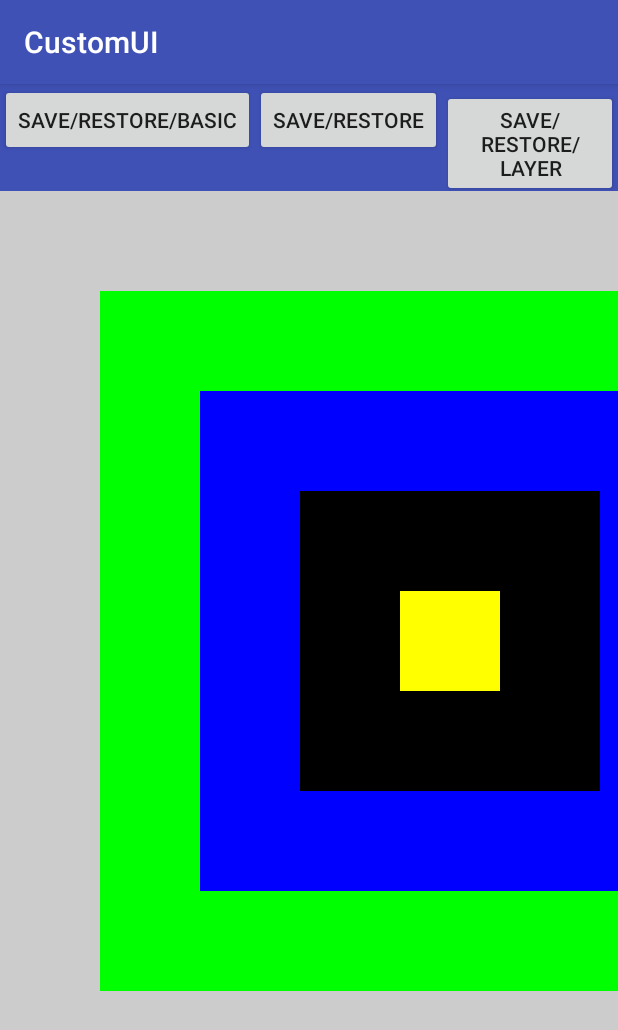
After one commit to chiyuelaochao/CustomUI, an Android app: the CanvasActivity screen opened directly, with no data from a screen before it, on a phone screen of 412 x 824 dp. The commit adds this screen. Shown: the top 1030 px of the screen. Run offline under Robolectric (Android 15) with nearby library versions, the phone set to English and light mode, and no system bars.

Commit message:
Add canvas save restore layer

```diff
--- a/app/build.gradle
+++ b/app/build.gradle
@@ -5,7 +5,7 @@ android {
     buildToolsVersion "25.0.0"
     defaultConfig {
         applicationId "com.caiwei.customui"
-        minSdkVersion 15
+        minSdkVersion 21
         targetSdkVersion 23
         versionCode 1
         versionName "1.0"
--- a/app/src/main/AndroidManifest.xml
+++ b/app/src/main/AndroidManifest.xml
@@ -1,6 +1,6 @@
 <?xml version="1.0" encoding="utf-8"?>
-<manifest xmlns:android="http://schemas.android.com/apk/res/android"
-          package="com.caiwei.customui">
+<manifest package="com.caiwei.customui"
+          xmlns:android="http://schemas.android.com/apk/res/android">
 
     <application
         android:allowBackup="true"
@@ -45,6 +45,8 @@
         </activity>
         <activity android:name=".maskFilter.MaskFilterActitivy">
         </activity>
+        <activity android:name=".canvas.CanvasActivity">
+        </activity>
     </application>
 
 </manifest>
--- a/app/src/main/java/com/caiwei/customui/MainActivity.java
+++ b/app/src/main/java/com/caiwei/customui/MainActivity.java
@@ -5,6 +5,7 @@ import android.os.Bundle;
 import android.support.v7.app.AppCompatActivity;
 import android.view.View;
 
+import com.caiwei.customui.canvas.CanvasActivity;
 import com.caiwei.customui.layout.FlowLayoutActivity;
 import com.caiwei.customui.layout.WaterfallLayoutActivity;
 import com.caiwei.customui.maskFilter.MaskFilterActitivy;
@@ -24,6 +25,7 @@ public class MainActivity extends AppCompatActivity implements View.OnClickListe
         findViewById(R.id.waterfall_layout_button).setOnClickListener(this);
         findViewById(R.id.xfer_mode_button).setOnClickListener(this);
         findViewById(R.id.mask_filter_button).setOnClickListener(this);
+        findViewById(R.id.canvas_button).setOnClickListener(this);
     }
 
     @Override
@@ -41,6 +43,9 @@ public class MainActivity extends AppCompatActivity implements View.OnClickListe
             case R.id.mask_filter_button:
                 goToPage(MaskFilterActitivy.class);
                 break;
+            case R.id.canvas_button:
+                goToPage(CanvasActivity.class);
+                break;
         }
     }
 
--- /dev/null
+++ b/app/src/main/java/com/caiwei/customui/canvas/CanvasActivity.java
@@ -0,0 +1,49 @@
+package com.caiwei.customui.canvas;
+
+import android.os.Bundle;
+import android.support.v7.app.AppCompatActivity;
+import android.view.View;
+
+import com.caiwei.customui.R;
+
+public class CanvasActivity extends AppCompatActivity {
+    private View saveRestoreView, saveRestoreBasicView, saveRestoreLayerView;
+
+    @Override
+    protected void onCreate(Bundle savedInstanceState) {
+        super.onCreate(savedInstanceState);
+        setContentView(R.layout.activity_canvas);
+        saveRestoreBasicView = findViewById(R.id.sava_restore_basic_view);
+        saveRestoreView = findViewById(R.id.sava_restore_view);
+        saveRestoreLayerView = findViewById(R.id.sava_restore_layer_view);
+
+        init(R.id.save_restore);
+        init(R.id.save_restore_basic);
+        init(R.id.save_restore_layer);
+    }
+
+    private void init(int id) {
+        View view = findViewById(id);
+        if (view != null) {
+            view.setOnClickListener(new View.OnClickListener() {
+                @Override
+                public void onClick(View v) {
+                    saveRestoreBasicView.setVisibility(View.GONE);
+                    saveRestoreView.setVisibility(View.GONE);
+                    saveRestoreLayerView.setVisibility(View.GONE);
+                    switch (v.getId()) {
+                        case R.id.save_restore_basic:
+                            saveRestoreBasicView.setVisibility(View.VISIBLE);
+                            break;
+                        case R.id.save_restore:
+                            saveRestoreView.setVisibility(View.VISIBLE);
+                            break;
+                        case R.id.save_restore_layer:
+                            saveRestoreLayerView.setVisibility(View.VISIBLE);
+                            break;
+                    }
+                }
+            });
+        }
+    }
+}
--- /dev/null
+++ b/app/src/main/java/com/caiwei/customui/canvas/SaveRestoreBasicView.java
@@ -0,0 +1,147 @@
+package com.caiwei.customui.canvas;
+
+import android.content.Context;
+import android.graphics.Canvas;
+import android.graphics.Color;
+import android.graphics.Paint;
+import android.graphics.Rect;
+import android.support.annotation.Nullable;
+import android.util.AttributeSet;
+import android.view.View;
+
+/**
+ * Created by wei.cai on 2017/5/19.
+ */
+
+public class SaveRestoreBasicView extends View {
+    private final String TAG = getClass().getSimpleName();
+
+    public SaveRestoreBasicView(Context context) {
+        this(context, null);
+    }
+
+    public SaveRestoreBasicView(Context context, @Nullable AttributeSet attrs) {
+        super(context, attrs);
+    }
+
+    @Override
+    protected void onDraw(Canvas canvas) {
+        // TODO Auto-generated method stub
+        super.onDraw(canvas);
+
+        canvas.drawColor(Color.LTGRAY);
+        //保存的画布大小为全屏幕大小
+        //canvas.save();
+        canvas.saveLayer(0, 0, canvas.getWidth(), canvas.getHeight(), null);
+
+        canvas.clipRect(new Rect(100, 100, 800, 800));
+        canvas.drawColor(Color.GREEN);
+        //保存画布大小为Rect(100, 100, 800, 800)
+        //canvas.save();
+
+        canvas.clipRect(new Rect(200, 200, 700, 700));
+        canvas.drawColor(Color.BLUE);
+        //保存画布大小为Rect(200, 200, 700, 700)
+        //canvas.save();
+
+        canvas.clipRect(new Rect(300, 300, 600, 600));
+        canvas.drawColor(Color.BLACK);
+        //保存画布大小为Rect(300, 300, 600, 600)
+        //canvas.save();
+
+        canvas.clipRect(new Rect(400, 400, 500, 500));
+        canvas.drawColor(Color.WHITE);
+
+        //连续出栈三次，将最后一次出栈的Canvas状态作为当前画布，并画成黄色背景
+        //canvas.restoreToCount(2);
+        //canvas.restore();
+        //canvas.restore();
+        canvas.drawColor(Color.YELLOW);
+
+
+        //---------------初次演示Save和Restore的关系
+        /*canvas.drawColor(Color.RED);
+        //保存当前画布大小即整屏
+        canvas.save();
+        canvas.clipRect(new Rect(100, 100, 800, 800));
+        canvas.drawColor(Color.GREEN);
+
+        //恢复整屏画布
+        canvas.restore();
+        canvas.drawColor(Color.BLUE);*/
+
+
+        //------------canvas画布裁剪
+        /*canvas.drawColor(Color.RED);
+        canvas.clipRect(new Rect(100, 100, 200, 200));
+        canvas.drawColor(Color.GREEN);*/
+
+
+        //--------------------skew 扭曲
+        /*Paint paint_green = generatePaint(Color.GREEN, Paint.Style.STROKE, 5);
+        Paint paint_red   = generatePaint(Color.RED, Paint.Style.STROKE, 5);
+
+        Rect rect1 = new Rect(10,10,200,100);
+
+        canvas.drawRect(rect1, paint_green);
+        canvas.skew(1.732f,0);//X轴倾斜60度，Y轴不变
+        canvas.drawRect(rect1, paint_red);*/
+
+        //------------------------scale 缩放坐标系密度
+        /*Paint paint_green = generatePaint(Color.GREEN, Paint.Style.STROKE, 5);
+        Paint paint_red   = generatePaint(Color.RED, Paint.Style.STROKE, 5);
+        Paint paint_gray   = generatePaint(Color.GRAY, Paint.Style.STROKE, 5);
+
+        Rect rect1 = new Rect(10,10,200,100);
+        canvas.drawRect(rect1, paint_green);
+
+        canvas.scale(0.5f, 1);
+        canvas.drawRect(rect1, paint_red);*/
+
+
+        //----------------------Rotate Canvas正方向旋转30度
+        /*Paint paint_green = generatePaint(Color.GREEN, Paint.Style.FILL, 5);
+        Paint paint_red   = generatePaint(Color.RED, Paint.Style.STROKE, 5);
+
+        Rect rect1 = new Rect(300,10,500,100);
+        canvas.drawRect(rect1, paint_red); //画出原轮廓
+
+        canvas.rotate(30);//顺时针旋转画布
+        canvas.drawRect(rect1, paint_green);//画出旋转后的矩形*/
+
+
+        //-----------屏幕显示与Canvas的关系
+        //构造两个画笔，一个红色，一个绿色
+        /*Paint paint_green = generatePaint(Color.GREEN, Paint.Style.STROKE, 5);
+        Paint paint_red   = generatePaint(Color.RED, Paint.Style.STROKE, 5);
+
+        //构造一个矩形
+        Rect rect1 = new Rect(0,0,400,220);
+
+        //在平移画布前用绿色画下边框
+        canvas.drawRect(rect1, paint_green);
+
+        //平移画布后,再用红色边框重新画下这个矩形
+        canvas.translate(100, 100);
+        canvas.drawRect(rect1, paint_red);*/
+
+
+        //------------translate  平移,即改变坐标系原点位置
+        /*Paint paint = new Paint();
+        paint.setColor(Color.GREEN);
+        paint.setStyle(Paint.Style.FILL);
+
+        canvas.translate(100, 100);
+        Rect rect1 = new Rect(0,0,400,220);
+        canvas.drawRect(rect1, paint);*/
+
+    }
+
+    private Paint generatePaint(int color, Paint.Style style, int width) {
+        Paint paint = new Paint();
+        paint.setColor(color);
+        paint.setStyle(style);
+        paint.setStrokeWidth(width);
+        return paint;
+    }
+}
--- /dev/null
+++ b/app/src/main/java/com/caiwei/customui/canvas/SaveRestoreView.java
@@ -0,0 +1,93 @@
+package com.caiwei.customui.canvas;
+
+import android.content.Context;
+import android.graphics.Bitmap;
+import android.graphics.BitmapFactory;
+import android.graphics.Canvas;
+import android.graphics.Color;
+import android.graphics.Paint;
+import android.graphics.RectF;
+import android.support.annotation.Nullable;
+import android.util.AttributeSet;
+import android.util.Log;
+import android.view.View;
+
+import com.caiwei.customui.R;
+
+/**
+ * Created by wei.cai on 2017/5/19.
+ */
+
+public class SaveRestoreView extends View {
+    private final String TAG = getClass().getSimpleName();
+    private Paint mPaint;
+    private Paint paintText;
+    private Bitmap mBitmap;
+
+    public SaveRestoreView(Context context) {
+        this(context, null);
+    }
+
+    public SaveRestoreView(Context context, @Nullable AttributeSet attrs) {
+        super(context, attrs);
+        init();
+    }
+
+    private void init() {
+        mBitmap = BitmapFactory.decodeResource(getResources(), R.drawable.lsj);
+        mPaint = new Paint();
+        mPaint.setColor(Color.RED);
+        mPaint.setAntiAlias(true);
+        mPaint.setStyle(Paint.Style.FILL);
+        mPaint.setStrokeWidth(10);
+
+        paintText = new Paint();
+        paintText.setColor(Color.RED);
+        paintText.setAntiAlias(true);
+        paintText.setStyle(Paint.Style.FILL);
+        paintText.setTextSize(40);
+        paintText.setStrokeWidth(20);
+    }
+
+    @Override
+    protected void onDraw(Canvas canvas) {
+        Log.d(TAG, "Current SaveCount = " + canvas.getSaveCount());//1
+
+        canvas.save();
+        Log.d(TAG, "Current SaveCount = " + canvas.getSaveCount());//2
+
+        canvas.translate(500, 500);
+        RectF rectF = new RectF(0, 0, 400, 500);
+
+//        canvas.drawBitmap(mBitmap, 0, 0, mPaint);
+        canvas.drawBitmap(mBitmap, null, rectF, mPaint);
+        canvas.drawText("1", 30, 30, paintText);
+
+        canvas.save();
+        Log.d(TAG, "Current SaveCount = " + canvas.getSaveCount());//3
+
+        canvas.rotate(90);
+        canvas.drawBitmap(mBitmap, null, rectF, mPaint);
+        canvas.drawText("2", 30, 30, paintText);
+
+        canvas.save();
+        Log.d(TAG, "Current SaveCount = " + canvas.getSaveCount());//4
+
+        canvas.rotate(90);
+        canvas.drawBitmap(mBitmap, null, rectF, mPaint);
+        canvas.drawText("3", 30, 30, paintText);
+
+        canvas.save();
+        Log.d(TAG, "Current SaveCount = " + canvas.getSaveCount());//5
+
+        canvas.restoreToCount(1);
+        Log.d(TAG, "Current SaveCount = " + canvas.getSaveCount());//1
+        canvas.translate(0, 1000);
+        canvas.drawBitmap(mBitmap, null, rectF, mPaint);
+        canvas.drawText("4", 30, 30, paintText);
+
+//        canvas.restoreToCount(3); // canvas.restoreToCount(1)已经把其他save出栈，所以无法回到这里，我测试时这里报错了
+//        Log.d(TAG, "Current SaveCount = " + canvas.getSaveCount());
+//        canvas.drawBitmap(mBitmap, null, rectF, mPaint);
+    }
+}
--- /dev/null
+++ b/app/src/main/res/layout/activity_canvas.xml
@@ -0,0 +1,55 @@
+<?xml version="1.0" encoding="utf-8"?>
+<LinearLayout
+    xmlns:android="http://schemas.android.com/apk/res/android"
+    android:layout_width="match_parent"
+    android:layout_height="match_parent"
+    android:orientation="vertical">
+
+    <LinearLayout
+        android:layout_width="match_parent"
+        android:layout_height="wrap_content"
+        android:background="@color/colorPrimary"
+        android:gravity="center_horizontal"
+        android:orientation="horizontal">
+
+        <Button
+            android:id="@+id/save_restore_basic"
+            android:layout_width="wrap_content"
+            android:layout_height="wrap_content"
+            android:text="save/restore/basic"/>
+
+        <Button
+            android:id="@+id/save_restore"
+            android:layout_width="wrap_content"
+            android:layout_height="wrap_content"
+            android:text="save/restore"/>
+
+        <Button
+            android:id="@+id/save_restore_layer"
+            android:layout_width="wrap_content"
+            android:layout_height="wrap_content"
+            android:text="save/restore/layer"/>
+    </LinearLayout>
+
+    <RelativeLayout
+        android:layout_width="match_parent"
+        android:layout_height="match_parent">
+
+        <com.caiwei.customui.canvas.SaveRestoreBasicView
+            android:id="@+id/sava_restore_basic_view"
+            android:layout_width="match_parent"
+            android:layout_height="match_parent"/>
+
+        <com.caiwei.customui.canvas.SaveRestoreView
+            android:id="@+id/sava_restore_view"
+            android:layout_width="match_parent"
+            android:layout_height="match_parent"
+            android:visibility="gone"/>
+
+        <com.caiwei.customui.canvas.SaveRestoreLayerView
+            android:id="@+id/sava_restore_layer_view"
+            android:layout_width="match_parent"
+            android:layout_height="match_parent"
+            android:visibility="gone"/>
+    </RelativeLayout>
+</LinearLayout>
--- a/app/src/main/res/layout/activity_main.xml
+++ b/app/src/main/res/layout/activity_main.xml
@@ -29,4 +29,9 @@
         android:layout_width="wrap_content"
         android:layout_height="wrap_content"
         android:text="Mask Filter"/>
+    <Button
+        android:id="@+id/canvas_button"
+        android:layout_width="wrap_content"
+        android:layout_height="wrap_content"
+        android:text="Canvas"/>
 </LinearLayout>
```
Also changed, not shown: app/src/main/java/com/caiwei/customui/canvas/SaveRestoreLayerView.java (added, +50 -0 lines), app/src/main/res/drawable-hdpi/lsj.jpg (added).
